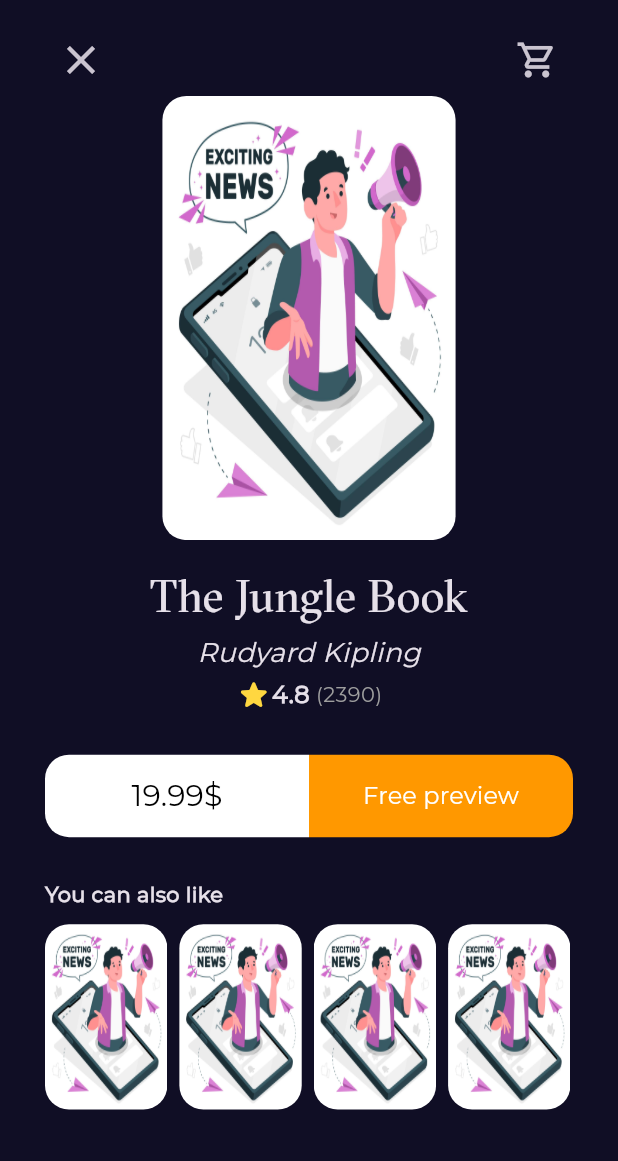
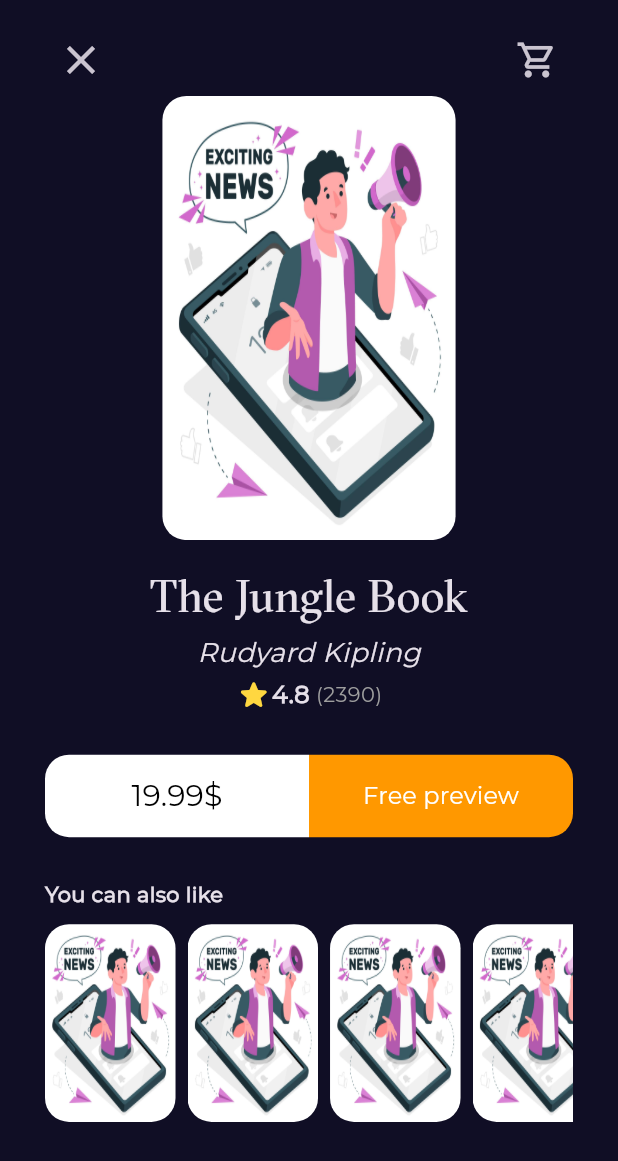
Before and after one commit to 1YousefHany/bookly_app_mvvm, a Flutter app: the BookDetailsView screen opened by its route, on a phone screen of 412 x 824 dp. Shown: the top 1161 px of the screen. Run offline on Flutter 3.47's test engine with Material 3 defaults, Android fonts, the phone set to English and light mode, and no system bars; our stand-ins replace go_router.

Commit message:
refactor details view + done

```diff
--- a/lib/Features/home/presentation/views/widgets/also_like_list_view.dart
+++ b/lib/Features/home/presentation/views/widgets/also_like_list_view.dart
@@ -9,7 +9,7 @@ class AlsoLikeListView extends StatelessWidget {
     return Flexible(
       child: ConstrainedBox(
         constraints: BoxConstraints(
-          maxHeight: MediaQuery.of(context).size.height * .15,
+          maxHeight: MediaQuery.of(context).size.height * .16,
         ),
         child: customListView(context),
       ),
@@ -18,7 +18,7 @@ class AlsoLikeListView extends StatelessWidget {
 
   customListView(BuildContext context) {
     return SizedBox(
-      height: MediaQuery.of(context).size.height * .15,
+      height: MediaQuery.of(context).size.height * .16,
       child: ListView.builder(
         scrollDirection: Axis.horizontal,
         itemCount: 5,
--- a/lib/Features/home/presentation/views/widgets/book_details_view_body.dart
+++ b/lib/Features/home/presentation/views/widgets/book_details_view_body.dart
@@ -1,9 +1,6 @@
-import 'package:bookly_app/Features/home/presentation/views/widgets/also_like_list_view.dart';
-import 'package:bookly_app/Features/home/presentation/views/widgets/book_rate_and_buyers_count.dart';
 import 'package:bookly_app/Features/home/presentation/views/widgets/details_view_app_bar.dart';
-import 'package:bookly_app/Features/home/presentation/views/widgets/details_view_buttons.dart';
-import 'package:bookly_app/core/utils/styles.dart';
-import 'package:bookly_app/core/widgets/images/book_image.dart';
+import 'package:bookly_app/Features/home/presentation/views/widgets/sections/also_like_section.dart';
+import 'package:bookly_app/Features/home/presentation/views/widgets/sections/book_details_section.dart';
 import 'package:flutter/material.dart';
 
 class BookDetailsViewBody extends StatelessWidget {
@@ -11,63 +8,24 @@ class BookDetailsViewBody extends StatelessWidget {
 
   @override
   Widget build(BuildContext context) {
-    var width = MediaQuery.of(context).size.width;
-    return Padding(
-      padding: const EdgeInsets.symmetric(vertical: 16, horizontal: 30),
-      child: Column(
-        crossAxisAlignment: CrossAxisAlignment.center,
-        children: [
-          const DetailsViewAppBar(),
-          cutomDetailsImage(width),
-          const SizedBox(height: 16),
-          bookName(),
-          const SizedBox(height: 3),
-          writerName(),
-          const SizedBox(height: 3),
-          rateAndCount(),
-          const DetailsViewButtons(),
-          customAlsoLikeText(),
-          const SizedBox(height: 10),
-          const AlsoLikeListView(),
-        ],
-      ),
-    );
-  }
-
-  Row customAlsoLikeText() {
-    return Row(
-      mainAxisAlignment: MainAxisAlignment.start,
-      children: [
-        Text(
-          'You can also like',
-          style: Styles.textStyleRg14.copyWith(fontWeight: FontWeight.bold),
+    return const CustomScrollView(
+      slivers: [
+        SliverFillRemaining(
+          hasScrollBody: false,
+          child: Padding(
+            padding: EdgeInsets.symmetric(vertical: 16, horizontal: 30),
+            child: Column(
+              crossAxisAlignment: CrossAxisAlignment.center,
+              children: [
+                DetailsViewAppBar(),
+                BookDetailsSection(),
+                AlsoLikeSection(),
+                SizedBox(height: 16),
+              ],
+            ),
+          ),
         ),
       ],
     );
   }
-
-  BookRateAndBuyersCount rateAndCount() {
-    return const BookRateAndBuyersCount(
-      mainAxisAlignment: MainAxisAlignment.center,
-    );
-  }
-
-  Text bookName() => const Text('The Jungle Book', style: Styles.textStyleRg30);
-
-  Text writerName() {
-    return Text(
-      'Rudyard Kipling',
-      style: Styles.textStyleSb18.copyWith(
-        fontStyle: FontStyle.italic,
-        fontWeight: FontWeight.w500,
-      ),
-    );
-  }
-
-  Padding cutomDetailsImage(double width) {
-    return Padding(
-      padding: EdgeInsets.symmetric(horizontal: width * .19),
-      child: const BookImage(),
-    );
-  }
 }
--- /dev/null
+++ b/lib/Features/home/presentation/views/widgets/sections/also_like_section.dart
@@ -0,0 +1,29 @@
+import 'package:bookly_app/Features/home/presentation/views/widgets/also_like_list_view.dart';
+import 'package:bookly_app/core/utils/styles.dart';
+import 'package:flutter/material.dart';
+
+class AlsoLikeSection extends StatelessWidget {
+  const AlsoLikeSection({super.key});
+
+  @override
+  Widget build(BuildContext context) {
+    return  Column(
+      children: [
+customAlsoLikeText(),
+                const SizedBox(height: 10),
+                const AlsoLikeListView(),
+      ],
+    );
+  }
+  Row customAlsoLikeText() {
+    return Row(
+      mainAxisAlignment: MainAxisAlignment.start,
+      children: [
+        Text(
+          'You can also like',
+          style: Styles.textStyleRg14.copyWith(fontWeight: FontWeight.bold),
+        ),
+      ],
+    );
+  }
+}
--- /dev/null
+++ b/lib/Features/home/presentation/views/widgets/sections/book_details_section.dart
@@ -0,0 +1,52 @@
+import 'package:bookly_app/Features/home/presentation/views/widgets/book_rate_and_buyers_count.dart';
+import 'package:bookly_app/Features/home/presentation/views/widgets/details_view_buttons.dart';
+import 'package:bookly_app/core/utils/styles.dart';
+import 'package:bookly_app/core/widgets/images/book_image.dart';
+import 'package:flutter/material.dart';
+
+class BookDetailsSection extends StatelessWidget {
+  const BookDetailsSection({super.key});
+
+  @override
+  Widget build(BuildContext context) {
+    return Column(
+      children: [
+        cutomImage(context),
+        const SizedBox(height: 16),
+        bookName(),
+        const SizedBox(height: 3),
+        writerName(),
+        const SizedBox(height: 3),
+        rateAndCount(),
+        const DetailsViewButtons(),
+      ],
+    );
+  }
+
+  Padding cutomImage(context) {
+    return Padding(
+      padding: EdgeInsets.symmetric(
+        horizontal: MediaQuery.of(context).size.width * .19,
+      ),
+      child: const BookImage(),
+    );
+  }
+
+  BookRateAndBuyersCount rateAndCount() {
+    return const BookRateAndBuyersCount(
+      mainAxisAlignment: MainAxisAlignment.center,
+    );
+  }
+
+  Text bookName() => const Text('The Jungle Book', style: Styles.textStyleRg30);
+
+  Text writerName() {
+    return Text(
+      'Rudyard Kipling',
+      style: Styles.textStyleSb18.copyWith(
+        fontStyle: FontStyle.italic,
+        fontWeight: FontWeight.w500,
+      ),
+    );
+  }
+}
--- a/lib/core/widgets/images/book_image.dart
+++ b/lib/core/widgets/images/book_image.dart
@@ -1,19 +1,24 @@
+import 'package:bookly_app/core/utils/app_router.dart';
 import 'package:flutter/material.dart';
+import 'package:go_router/go_router.dart';
 
 class BookImage extends StatelessWidget {
-  const BookImage({super.key,  this.aspectRatio  = .66,  this.borderRadius = 16});
+  const BookImage({super.key, this.aspectRatio = .66, this.borderRadius = 16});
   final double aspectRatio;
   final double borderRadius;
 
   @override
   Widget build(BuildContext context) {
-    return AspectRatio(
-      aspectRatio:aspectRatio,
-       child: customIcon());
+    return GestureDetector(
+      onTap: () => GoRouter.of(context).push(AppRouter.bookDetailsViewKey),
+      child: AspectRatio(
+      aspectRatio: aspectRatio,
+      child: customImage(),
+      ),
+    );
   }
 
-
-  Container customIcon() {
+  Container customImage() {
     return Container(
       decoration: BoxDecoration(
         borderRadius: BorderRadius.circular(borderRadius),
```
